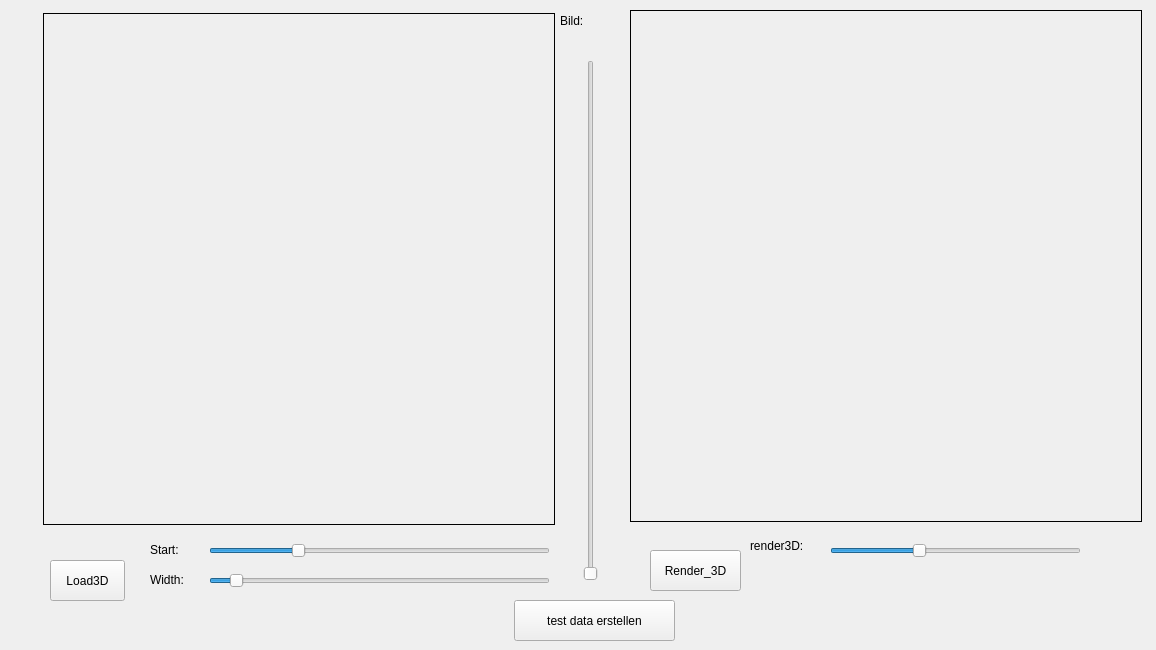
Qt form app/widget.ui (jupp-kh/SWEIDM) before a commit.
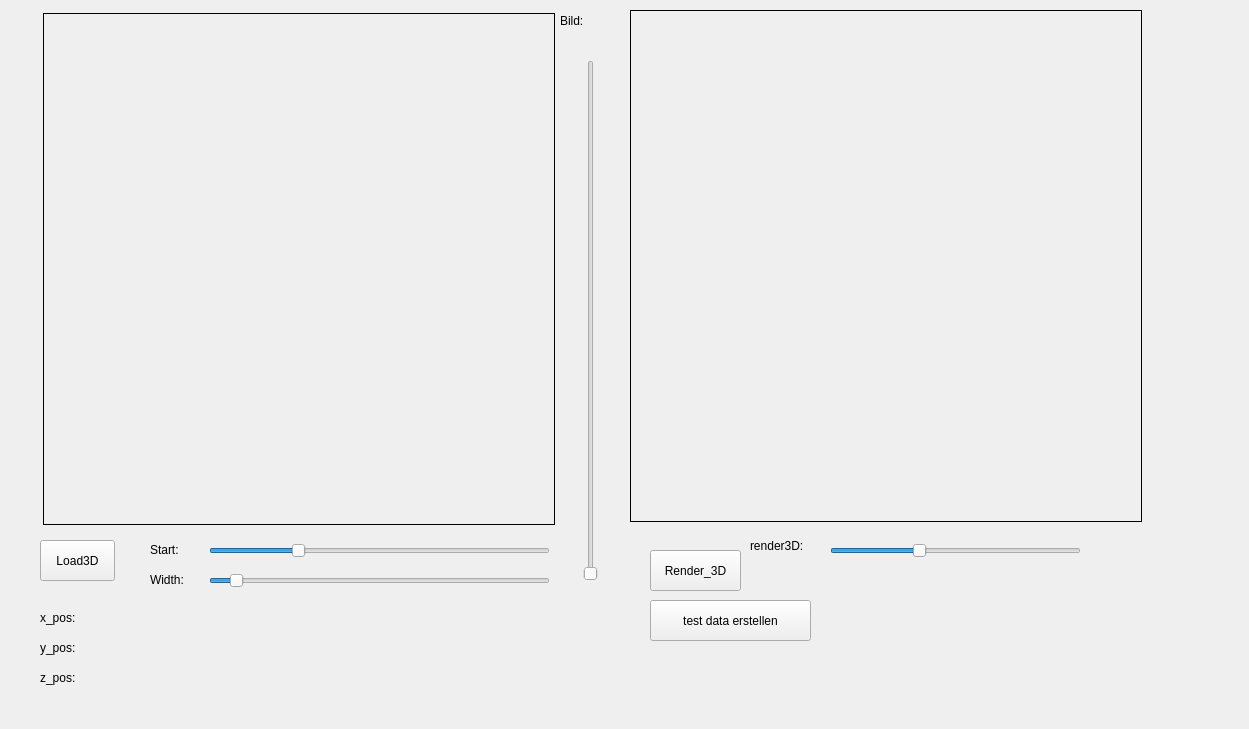
The same form after that commit.

Diff of the .ui file:
```diff
--- a/app/widget.ui
+++ b/app/widget.ui
@@ -6,8 +6,8 @@
    <rect>
     <x>0</x>
     <y>0</y>
-    <width>1156</width>
-    <height>650</height>
+    <width>1249</width>
+    <height>729</height>
    </rect>
   </property>
   <property name="windowTitle">
@@ -99,8 +99,8 @@
   <widget class="QPushButton" name="pushButton_load3d">
    <property name="geometry">
     <rect>
-     <x>50</x>
-     <y>560</y>
+     <x>40</x>
+     <y>540</y>
      <width>75</width>
      <height>41</height>
     </rect>
@@ -205,7 +205,7 @@
   <widget class="QPushButton" name="pushButton_test">
    <property name="geometry">
     <rect>
-     <x>514</x>
+     <x>650</x>
      <y>600</y>
      <width>161</width>
      <height>41</height>
@@ -215,6 +215,45 @@
     <string>test data erstellen</string>
    </property>
   </widget>
+  <widget class="QLabel" name="label_x">
+   <property name="geometry">
+    <rect>
+     <x>40</x>
+     <y>610</y>
+     <width>61</width>
+     <height>16</height>
+    </rect>
+   </property>
+   <property name="text">
+    <string>x_pos:</string>
+   </property>
+  </widget>
+  <widget class="QLabel" name="label_y">
+   <property name="geometry">
+    <rect>
+     <x>40</x>
+     <y>640</y>
+     <width>61</width>
+     <height>16</height>
+    </rect>
+   </property>
+   <property name="text">
+    <string>y_pos:</string>
+   </property>
+  </widget>
+  <widget class="QLabel" name="label_z">
+   <property name="geometry">
+    <rect>
+     <x>40</x>
+     <y>670</y>
+     <width>71</width>
+     <height>16</height>
+    </rect>
+   </property>
+   <property name="text">
+    <string>z_pos:</string>
+   </property>
+  </widget>
  </widget>
  <resources/>
  <connections/>
```
Left out of the diff: 2 changed lines with no effect on the pictures.
